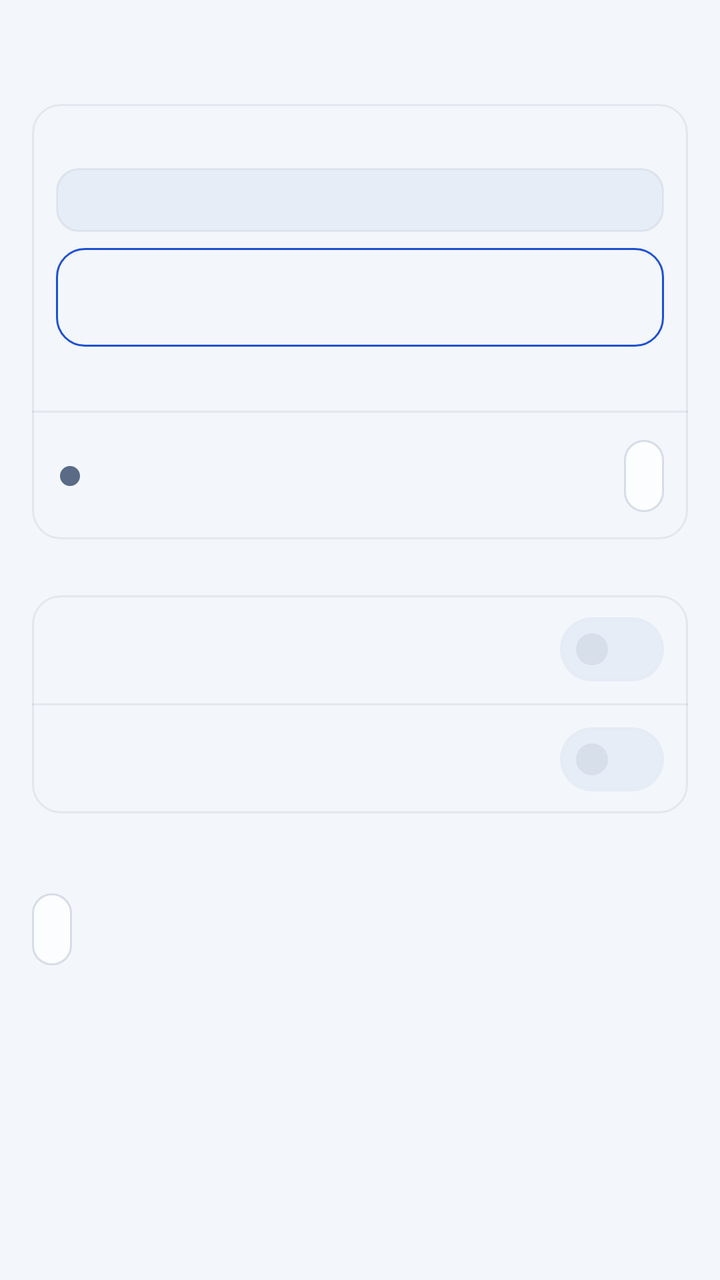
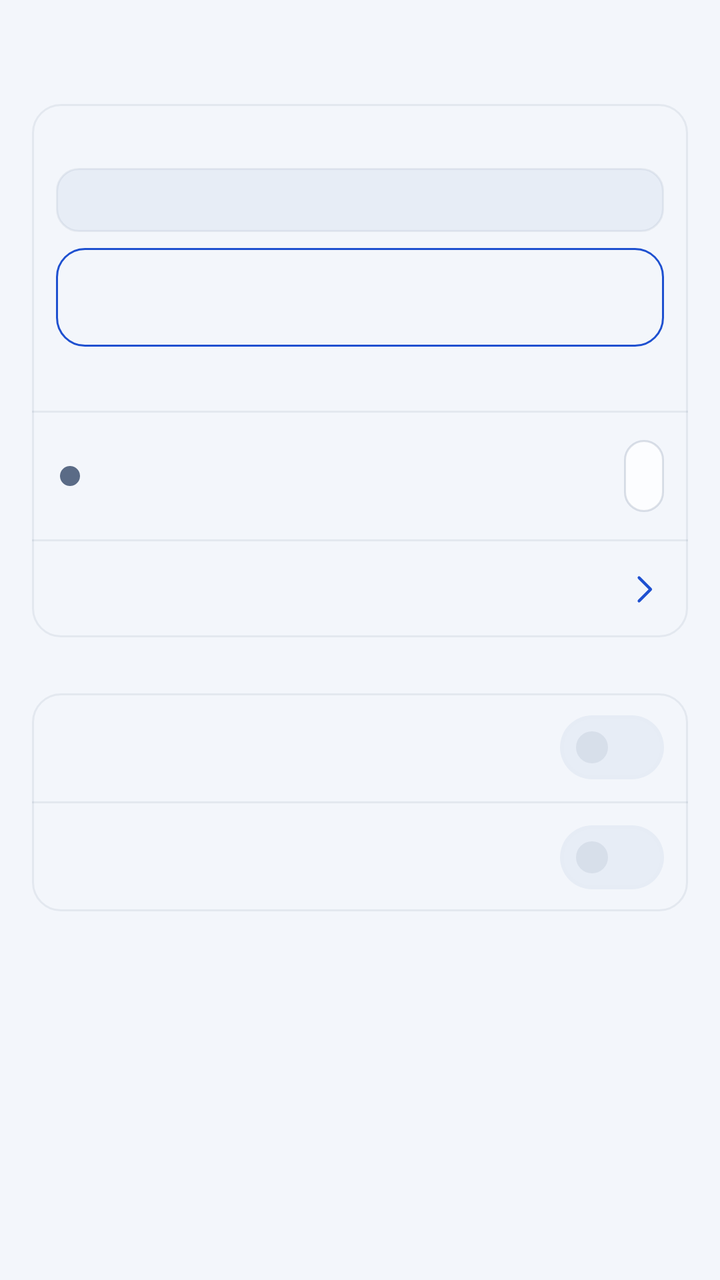

Before-and-after screenshots of an Android layout around one commit, followed by the original layout XML and the change that was made.
<!-- AndroidManifest.xml: application theme Theme.DeepseekHarness -->
<!-- res/layout/fragment_island.xml -->
<?xml version='1.0' encoding='utf-8'?>
<ScrollView xmlns:android="http://schemas.android.com/apk/res/android" android:id="@+id/island_scroll" android:layout_width="match_parent" android:layout_height="match_parent" android:clipToPadding="false" android:fillViewport="true" android:background="@color/shell_bg">
    <LinearLayout android:layout_width="match_parent" android:layout_height="wrap_content" android:orientation="vertical" android:paddingTop="@dimen/config_page_top" android:paddingBottom="20dp">

        <TextView android:id="@+id/island_intro" style="@style/ShellStatusText" android:layout_width="match_parent" android:layout_height="wrap_content" android:layout_marginStart="@dimen/config_page_pad_h" android:layout_marginEnd="@dimen/config_page_pad_h" android:layout_marginTop="6dp" />

        <LinearLayout android:id="@+id/island_columns" android:layout_width="match_parent" android:layout_height="wrap_content" android:orientation="vertical" android:paddingStart="@dimen/config_page_pad_h" android:paddingEnd="@dimen/config_page_pad_h">

            
            <LinearLayout android:id="@+id/island_column_start" android:layout_width="match_parent" android:layout_height="wrap_content" android:orientation="vertical">
                <TextView android:id="@+id/island_label_state" style="@style/ConfigLabel" android:layout_width="match_parent" android:layout_height="wrap_content" />
                <LinearLayout style="@style/ConfigCard" android:layout_width="match_parent" android:layout_height="wrap_content">
                    
                    <LinearLayout android:id="@+id/island_preview" android:layout_width="match_parent" android:layout_height="wrap_content" android:orientation="vertical" android:padding="@dimen/island_preview_pad" android:focusable="true" android:importantForAccessibility="yes">
                        <TextView android:id="@+id/island_preview_caption" style="@style/ConfigRowSub" android:layout_width="match_parent" android:layout_height="wrap_content" android:layout_marginTop="0dp" android:textColor="@color/shell_text_muted" android:importantForAccessibility="no" />
                        <LinearLayout android:id="@+id/island_strip" android:layout_width="match_parent" android:layout_height="@dimen/island_strip_height" android:layout_marginTop="6dp" android:background="@drawable/bg_island_strip" android:gravity="center_vertical" android:orientation="horizontal" android:paddingStart="10dp" android:paddingEnd="10dp" android:importantForAccessibility="noHideDescendants">
                            <TextView android:id="@+id/island_strip_clock" android:layout_width="wrap_content" android:layout_height="wrap_content" android:textColor="@color/shell_text" android:textSize="12sp" android:textStyle="bold" android:includeFontPadding="false" />
                            <TextView android:id="@+id/island_capsule" android:layout_width="wrap_content" android:layout_height="@dimen/island_capsule_height" android:layout_marginStart="8dp" android:gravity="center" android:paddingStart="9dp" android:paddingEnd="9dp" android:textSize="12sp" android:textStyle="bold" android:maxLines="1" android:includeFontPadding="false" />
                        </LinearLayout>
                        <LinearLayout android:id="@+id/island_notice" android:layout_width="match_parent" android:layout_height="wrap_content" android:layout_marginTop="8dp" android:background="@drawable/bg_island_notice" android:orientation="vertical" android:paddingStart="12dp" android:paddingEnd="12dp" android:paddingTop="8dp" android:paddingBottom="9dp" android:importantForAccessibility="noHideDescendants">
                            <TextView android:id="@+id/island_notice_title" style="@style/ConfigRowTitle" android:layout_width="match_parent" android:layout_height="wrap_content" android:maxLines="1" android:textStyle="bold" />
                            <TextView android:id="@+id/island_notice_text" style="@style/ConfigRowSub" android:layout_width="match_parent" android:layout_height="wrap_content" />
                        </LinearLayout>
                        <TextView android:id="@+id/island_preview_note" style="@style/ConfigRowSub" android:layout_width="match_parent" android:layout_height="wrap_content" android:layout_marginTop="6dp" android:textColor="@color/shell_text_muted" android:maxLines="3" android:importantForAccessibility="no" />
                    </LinearLayout>
                    <View style="@style/ShellDivider" android:layout_marginStart="0dp" />
                    
                    <LinearLayout android:id="@+id/island_state_row" style="@style/ConfigRow" android:layout_width="match_parent" android:layout_height="wrap_content" android:paddingTop="8dp" android:paddingBottom="8dp">
                        <View android:id="@+id/island_state_dot" android:layout_width="@dimen/island_dot" android:layout_height="@dimen/island_dot" android:layout_marginEnd="12dp" android:background="@drawable/bg_island_dot" android:importantForAccessibility="no" />
                        <LinearLayout android:id="@+id/island_state_text" android:layout_width="0dp" android:layout_height="wrap_content" android:layout_weight="1" android:orientation="vertical" android:focusable="true" android:importantForAccessibility="yes">
                            <TextView android:id="@+id/island_state_title" style="@style/ConfigRowTitle" android:layout_width="match_parent" android:layout_height="wrap_content" android:importantForAccessibility="no" />
                            <TextView android:id="@+id/island_state_sub" style="@style/ConfigRowSub" android:layout_width="match_parent" android:layout_height="wrap_content" android:maxLines="4" android:importantForAccessibility="no" />
                            <TextView android:id="@+id/island_state_api" style="@style/ConfigRowSub" android:layout_width="match_parent" android:layout_height="wrap_content" android:fontFamily="monospace" android:textColor="@color/shell_text_muted" android:textSize="11sp" android:importantForAccessibility="no" />
                        </LinearLayout>
                        <Button android:id="@+id/island_open_settings" style="@style/ConfigChip" android:layout_width="wrap_content" android:layout_height="wrap_content" android:layout_marginStart="10dp" />
                    </LinearLayout>
                </LinearLayout>

                <TextView android:id="@+id/island_label_behavior" style="@style/ConfigLabel" android:layout_width="match_parent" android:layout_height="wrap_content" />
                <LinearLayout style="@style/ConfigCard" android:layout_width="match_parent" android:layout_height="wrap_content">
                    <LinearLayout android:id="@+id/island_enabled_row" style="@style/ConfigRow" android:layout_width="match_parent" android:layout_height="wrap_content">
                        <LinearLayout android:id="@+id/island_enabled_text" android:layout_width="0dp" android:layout_height="wrap_content" android:layout_weight="1" android:orientation="vertical" android:importantForAccessibility="noHideDescendants">
                            <TextView android:id="@+id/island_enabled_title" style="@style/ConfigRowTitle" android:layout_width="match_parent" android:layout_height="wrap_content" />
                            <TextView android:id="@+id/island_enabled_sub" style="@style/ConfigRowSub" android:layout_width="match_parent" android:layout_height="wrap_content" />
                        </LinearLayout>
                        <com.google.android.material.materialswitch.MaterialSwitch android:id="@+id/island_enabled" style="@style/ConfigSwitch" android:layout_width="wrap_content" android:layout_height="wrap_content" />
                    </LinearLayout>
                    <View style="@style/ShellDivider" android:layout_marginStart="0dp" />
                    <LinearLayout android:id="@+id/island_chronometer_row" style="@style/ConfigRow" android:layout_width="match_parent" android:layout_height="wrap_content">
                        <LinearLayout android:id="@+id/island_chronometer_text" android:layout_width="0dp" android:layout_height="wrap_content" android:layout_weight="1" android:orientation="vertical" android:importantForAccessibility="noHideDescendants">
                            <TextView android:id="@+id/island_chronometer_title" style="@style/ConfigRowTitle" android:layout_width="match_parent" android:layout_height="wrap_content" />
                            <TextView android:id="@+id/island_chronometer_sub" style="@style/ConfigRowSub" android:layout_width="match_parent" android:layout_height="wrap_content" />
                        </LinearLayout>
                        <com.google.android.material.materialswitch.MaterialSwitch android:id="@+id/island_chronometer" style="@style/ConfigSwitch" android:layout_width="wrap_content" android:layout_height="wrap_content" />
                    </LinearLayout>
                </LinearLayout>
            </LinearLayout>

            
            <LinearLayout android:id="@+id/island_column_end" android:layout_width="match_parent" android:layout_height="wrap_content" android:orientation="vertical">
                <LinearLayout android:layout_width="match_parent" android:layout_height="wrap_content" android:layout_marginTop="@dimen/config_label_top" android:layout_marginBottom="@dimen/config_label_bottom" android:gravity="center_vertical" android:orientation="horizontal">
                    <TextView android:id="@+id/island_label_order" style="@style/ConfigLabel" android:layout_width="wrap_content" android:layout_height="wrap_content" android:layout_marginTop="0dp" android:layout_marginBottom="0dp" />
                    <TextView android:id="@+id/island_order_hint" style="@style/ConfigRowSub" android:layout_width="0dp" android:layout_height="wrap_content" android:layout_weight="1" android:layout_marginTop="0dp" android:layout_marginStart="8dp" android:gravity="end" android:textColor="@color/shell_text_muted" />
                </LinearLayout>
                <LinearLayout android:id="@+id/island_levels" style="@style/ConfigCard" android:layout_width="match_parent" android:layout_height="wrap_content" />
                <LinearLayout android:layout_width="match_parent" android:layout_height="wrap_content" android:layout_marginTop="12dp" android:orientation="horizontal">
                    <Button android:id="@+id/island_devices" style="@style/ConfigLinkChip" android:layout_width="wrap_content" android:layout_height="wrap_content" />
                </LinearLayout>
            </LinearLayout>
        </LinearLayout>
    </LinearLayout>
</ScrollView>
<!-- resources referenced by this layout -->
<resources>
  <color name="shell_text">#18273F</color>
  <color name="shell_text_muted">#5A6B86</color>
  <dimen name="config_label_bottom">4dp</dimen>
  <dimen name="config_label_top">10dp</dimen>
  <dimen name="config_page_pad_h">16dp</dimen>
  <dimen name="config_page_top">4dp</dimen>
  <dimen name="island_capsule_height">22dp</dimen>
  <dimen name="island_dot">10dp</dimen>
  <dimen name="island_preview_pad">12dp</dimen>
  <dimen name="island_strip_height">32dp</dimen>
  <style name="ConfigLinkChip" parent="ConfigChip">
          <item name="android:textColor">@color/shell_text_secondary</item>
      </style>
  <color name="shell_line">#131D3A60</color>
  <dimen name="config_chip_height">36dp</dimen>
  <color name="shell_text_secondary">#50617A</color>
  <dimen name="config_row_min">48dp</dimen>
  <dimen name="config_row_pad_start">14dp</dimen>
  <dimen name="config_row_pad_end">12dp</dimen>
  <dimen name="config_row_pad_v">5dp</dimen>
  <dimen name="shell_row_sub">12sp</dimen>
  <dimen name="shell_row_title">14sp</dimen>
  <dimen name="touch_min">44dp</dimen>
  <dimen name="shell_row_pad_h">16dp</dimen>
  <dimen name="shell_status_text">12sp</dimen>
  <color name="shell_line_strong">#251D3A60</color>
  <dimen name="shell_section_label">12sp</dimen>
  <color name="text">#18273F</color>
  <color name="text_secondary">#50617A</color>
  <color name="line">#131D3A60</color>
  <color name="err">#AF404B</color>
  <color name="error_on">#FFFFFF</color>
  <color name="text_muted">#5A6B86</color>
  <color name="pal_standard_primary">#1E50D0</color>
  <color name="pal_standard_primary_dark">#1A46B8</color>
  <color name="pal_standard_accent_on">#FFFFFF</color>
  <color name="pal_standard_ripple">#141E50D0</color>
  <color name="pal_standard_logo_top">#E8EFFF</color>
  <color name="pal_standard_terminal_accent">#1E50D0</color>
  <color name="pal_standard_terminal_accent_bg">#E8EFFF</color>
  <color name="pal_standard_terminal_accent_soft_2">#DBE7FF</color>
  <color name="pal_standard_terminal_accent_line">#B9CCF4</color>
  <color name="pal_standard_terminal_on_accent">#FFFFFF</color>
  <color name="pal_standard_terminal_ripple">#1F1E50D0</color>
  <color name="pal_standard_terminal_state_idle">#1E50D0</color>
  <color name="pal_standard_shell_accent">#1E50D0</color>
  <color name="pal_standard_shell_accent_soft">#141E50D0</color>
  <color name="pal_standard_shell_accent_tonal">#1F1E50D0</color>
  <color name="pal_standard_shell_on_accent">#FFFFFF</color>
  <color name="pal_standard_shell_nav_ripple">#141E50D0</color>
  <color name="pal_standard_onb_accent_line">#471E50D0</color>
  <color name="pal_standard_surface">#F3F6FB</color>
  <color name="pal_standard_card">#FCFDFF</color>
  <color name="pal_standard_raised">#E7EDF6</color>
  <color name="pal_standard_disabled">#E7EDF6</color>
  <color name="pal_standard_preview">#E7EDF6</color>
  <color name="pal_standard_shell_bg">#F3F6FB</color>
  <color name="pal_standard_shell_surface">#FCFDFF</color>
  <color name="pal_standard_shell_raised">#E7EDF6</color>
  <color name="pal_standard_shell_nav_bg">#FCFDFF</color>
  <color name="pal_standard_shell_glass">#E0FAFCFF</color>
  <color name="pal_standard_terminal_panel">#FFFFFF</color>
  <color name="pal_standard_terminal_panel_card">#F7F9FD</color>
  <color name="pal_standard_terminal_raised">#EAEFF7</color>
  <color name="pal_standard_terminal_tile">#F1F4F9</color>
  <color name="pal_standard_terminal_tile_pressed">#E6EBF3</color>
  <dimen name="radius_control">13dp</dimen>
  <dimen name="stroke">1dp</dimen>
  <!-- unchanged entries left out for length: 33 -->
</resources>

<!-- the commit's change to res/layout/fragment_island.xml (unified diff, before → after) -->
@@ -1,6 +1,6 @@
 <?xml version='1.0' encoding='utf-8'?>
 <ScrollView xmlns:android="http://schemas.android.com/apk/res/android" android:id="@+id/island_scroll" android:layout_width="match_parent" android:layout_height="match_parent" android:clipToPadding="false" android:fillViewport="true" android:background="@color/shell_bg">
-    <LinearLayout android:layout_width="match_parent" android:layout_height="wrap_content" android:orientation="vertical" android:paddingTop="@dimen/config_page_top" android:paddingBottom="20dp">
+    <LinearLayout android:layout_width="match_parent" android:layout_height="wrap_content" android:orientation="vertical" android:paddingTop="@dimen/config_page_top" android:paddingBottom="@dimen/shell_page_bottom">
 
         <TextView android:id="@+id/island_intro" style="@style/ShellStatusText" android:layout_width="match_parent" android:layout_height="wrap_content" android:layout_marginStart="@dimen/config_page_pad_h" android:layout_marginEnd="@dimen/config_page_pad_h" android:layout_marginTop="6dp" />
 
@@ -34,6 +34,9 @@
                         </LinearLayout>
                         <Button android:id="@+id/island_open_settings" style="@style/ConfigChip" android:layout_width="wrap_content" android:layout_height="wrap_content" android:layout_marginStart="10dp" />
                     </LinearLayout>
+                    <View style="@style/ShellDivider" android:layout_marginStart="0dp" />
+                    
+                    <TextView android:id="@+id/island_devices" style="@style/ConfigRow" android:layout_width="match_parent" android:layout_height="wrap_content" android:background="?attr/selectableItemBackground" android:clickable="true" android:focusable="true" android:drawableEnd="@drawable/ic_ui2_chevron" android:drawablePadding="8dp" android:textSize="@dimen/shell_row_title" android:textColor="@color/shell_text" android:includeFontPadding="false" android:maxLines="2" android:ellipsize="end" />
                 </LinearLayout>
 
                 <TextView android:id="@+id/island_label_behavior" style="@style/ConfigLabel" android:layout_width="match_parent" android:layout_height="wrap_content" />
@@ -63,9 +66,6 @@
                     <TextView android:id="@+id/island_order_hint" style="@style/ConfigRowSub" android:layout_width="0dp" android:layout_height="wrap_content" android:layout_weight="1" android:layout_marginTop="0dp" android:layout_marginStart="8dp" android:gravity="end" android:textColor="@color/shell_text_muted" />
                 </LinearLayout>
                 <LinearLayout android:id="@+id/island_levels" style="@style/ConfigCard" android:layout_width="match_parent" android:layout_height="wrap_content" />
-                <LinearLayout android:layout_width="match_parent" android:layout_height="wrap_content" android:layout_marginTop="12dp" android:orientation="horizontal">
-                    <Button android:id="@+id/island_devices" style="@style/ConfigLinkChip" android:layout_width="wrap_content" android:layout_height="wrap_content" />
-                </LinearLayout>
             </LinearLayout>
         </LinearLayout>
     </LinearLayout>
<!-- resource entries referenced after the edit -->
@@ -10,9 +10,7 @@
   <dimen name="island_dot">10dp</dimen>
   <dimen name="island_preview_pad">12dp</dimen>
   <dimen name="island_strip_height">32dp</dimen>
-  <style name="ConfigLinkChip" parent="ConfigChip">
-          <item name="android:textColor">@color/shell_text_secondary</item>
-      </style>
+  <dimen name="shell_page_bottom">90dp</dimen>
   <color name="shell_line">#131D3A60</color>
   <dimen name="config_chip_height">36dp</dimen>
   <color name="shell_text_secondary">#50617A</color>
@@ -22,6 +20,8 @@
   <dimen name="config_row_pad_v">5dp</dimen>
   <dimen name="shell_row_sub">12sp</dimen>
   <dimen name="shell_row_title">14sp</dimen>
+  <!-- drawable ic_ui2_chevron (drawable) -->
+  <vector xmlns:android="http://schemas.android.com/apk/res/android" android:width="20dp" android:height="20dp" android:viewportWidth="24" android:viewportHeight="24"><path android:pathData="M9,5 L16,12 L9,19" android:fillColor="@android:color/transparent" android:strokeColor="@color/primary" android:strokeWidth="1.7" android:strokeLineCap="round" android:strokeLineJoin="round"/></vector>
   <dimen name="touch_min">44dp</dimen>
   <dimen name="shell_row_pad_h">16dp</dimen>
   <dimen name="shell_status_text">12sp</dimen>
